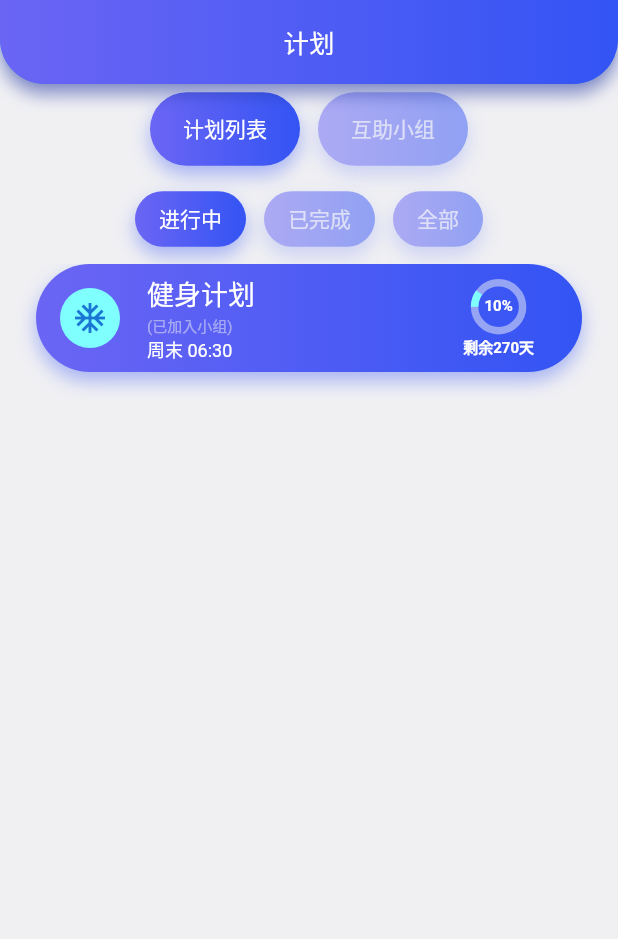
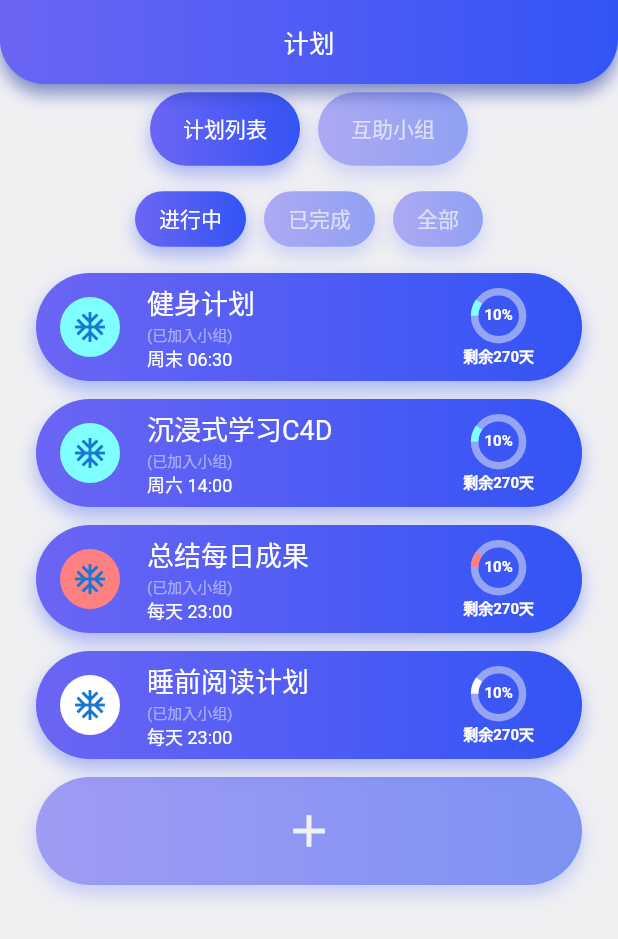
Before and after one commit to Exooool/Flutter-Track, a Flutter app: the ProjectPage screen opened directly, on a phone screen of 412 x 824 dp. Shown: the top 939 px of the screen. Run offline on Flutter 3.47's test engine with Material 2 defaults, Android fonts, the phone set to English and light mode, and no system bars; drawn by our look-alikes of percent_indicator; our stand-ins replace flutter_neumorphic, image_picker, toggle_switch; missing offline and left inert: dart:ffi, flutter_picker.

Commit message:
2/23代码进度提交(添加计划的代码进度快要完成)

```diff
--- a/lib/assets/test.dart
+++ b/lib/assets/test.dart
@@ -91,4 +91,71 @@ var data = {
   }
 };
 
-var b = '{"title": "这是标题", "name": "123"}';
+var projectData = {
+  "project": [
+    {
+      "iconInfo": {"icon": "Icons.person", "color": "fColor7"},
+      "projectId": "001",
+      "projectTtile": "健身计划",
+      "userId": "001",
+      "endTime": "2022/6/10",
+      "isJoin": true,
+      "stageList": [
+        {
+          "content": "进行减脂运动",
+          "endTime": "2022/4/10",
+          "frequency": "",
+          "reminderTime": "周末 06:30",
+        }
+      ]
+    },
+    {
+      "iconInfo": {"icon": "Icons.person", "color": "fColor7"},
+      "projectId": "001",
+      "projectTtile": "沉浸式学习C4D",
+      "userId": "001",
+      "endTime": "2022/6/10",
+      "isJoin": true,
+      "stageList": [
+        {
+          "content": "练习人物建模",
+          "endTime": "2022/4/10",
+          "frequency": "",
+          "reminderTime": "周六 14:00",
+        }
+      ]
+    },
+    {
+      "iconInfo": {"icon": "Icons.person", "color": "fColor1"},
+      "projectId": "001",
+      "projectTtile": "总结每日成果",
+      "userId": "001",
+      "endTime": "2022/6/10",
+      "isJoin": false,
+      "stageList": [
+        {
+          "content": "去完成当天课程的学习成果总结",
+          "endTime": "2022/4/10",
+          "frequency": "每天",
+          "reminderTime": "每天 23:00",
+        }
+      ]
+    },
+    {
+      "iconInfo": {"icon": "Icons.person", "color": "fColor14"},
+      "projectId": "001",
+      "projectTtile": "睡前阅读计划",
+      "userId": "001",
+      "endTime": "2022/6/10",
+      "isJoin": true,
+      "stageList": [
+        {
+          "content": "去完成当天课程的学习成果总结",
+          "endTime": "2022/4/10",
+          "frequency": "每天",
+          "reminderTime": "每天 23:00",
+        }
+      ]
+    }
+  ]
+};
--- a/lib/main.dart
+++ b/lib/main.dart
@@ -4,6 +4,7 @@
 import './pages/home_menu.dart';
 import 'pages/log/verify.dart';
 import 'pages/log/fill_userinfo.dart';
+import './pages/project/add_project.dart';
 
 void main() {
   runApp(const MyApp());
@@ -19,12 +20,13 @@
       // 去除debug标签
       debugShowCheckedModeBanner: false,
       theme: theme,
-      initialRoute: '/home',
+      initialRoute: '/add_project',
       routes: {
         '/log': (context) => const RegPageAndLogPage(),
         '/home': (context) => HomeMenu(),
         '/verify': (context) => VerifyPage(),
         '/fill_userinfo': (context) => const FillUserInfoPage(),
+        '/add_project': (context) => AddProject(),
       },
       // home: HomeMenu(),
     );
--- a/lib/model/project_model.dart
+++ b/lib/model/project_model.dart
@@ -0,0 +1,48 @@
+import 'dart:ffi';
+
+import 'package:flutter/cupertino.dart';
+
+class Project {
+  late IconInfo iconInfo;
+  late String projectId;
+  late String userId;
+  late String projectTtile;
+  late String endTime;
+  late List<Stage> stageList;
+  late bool isJoin;
+  Project.fromMap(Map<String, dynamic> json) {
+    iconInfo = IconInfo.fromMap(json['iconInfo']);
+    projectId = json['projectId'];
+    userId = json['userId'];
+    projectTtile = json['projectTtile'];
+    endTime = json['endTime'];
+    isJoin = json['isJoin'];
+    stageList = (json['stageList'] as List<dynamic>).map((item) {
+      return Stage.fromMap(item);
+    }).toList();
+  }
+}
+
+class IconInfo {
+  late String icon;
+  late String color;
+  IconInfo.fromMap(Map<String, dynamic> json) {
+    icon = json['icon'];
+    color = json['color'];
+  }
+}
+
+class Stage {
+  late String content;
+  late String endTime;
+  // 完成频率
+  late String frequency;
+  // 提醒时间
+  late String reminderTime;
+  Stage.fromMap(Map<String, dynamic> json) {
+    content = json['content'];
+    endTime = json['endTime'];
+    frequency = json['frequency'];
+    reminderTime = json['reminderTime'];
+  }
+}
--- a/lib/pages/components/custom_appbar.dart
+++ b/lib/pages/components/custom_appbar.dart
@@ -25,14 +25,26 @@ var discoverTitle = const SizedBox(
 );
 
 class CustomAppbar extends AppBar {
-  CustomAppbar(String page, {Key? key, String title = '', Widget? leading})
+  CustomAppbar(String page,
+      {Key? key, String title = '', Widget? leading, Widget? ending})
       : super(
           key: key,
           // 去除阴影
           // elevation: 0,
-          leading: Center(
-            child: leading,
+          leading: Padding(
+            padding: const EdgeInsets.only(left: 26),
+            child: Center(
+              child: leading,
+            ),
           ),
+          actions: [
+            Padding(
+              padding: const EdgeInsets.only(right: 26),
+              child: Center(
+                child: ending,
+              ),
+            ),
+          ],
           // 设置appbar底部左右圆角边框
           shape: const RoundedRectangleBorder(
               side: BorderSide.none,
--- a/lib/pages/log/userinfo_form/userinfo_form.dart
+++ b/lib/pages/log/userinfo_form/userinfo_form.dart
@@ -78,6 +78,7 @@ class _BasicInfoState extends State<BasicInfo> {
     );
   }
 
+  // 获取照片
   _getImage() async {
     //选择相册
     final pickerImages = await _picker.pickImage(source: ImageSource.gallery);
--- a/lib/pages/project.dart
+++ b/lib/pages/project.dart
@@ -1,7 +1,13 @@
+import 'dart:convert';
+
 import 'package:percent_indicator/percent_indicator.dart';
 
 import 'package:flutter/material.dart';
 import 'components/custom_appbar.dart';
+import 'package:flutter_track/model/project_model.dart';
+
+// 测试数据
+import 'package:flutter_track/assets/test.dart';
 
 class ProjectPage extends StatefulWidget {
   ProjectPage({Key? key}) : super(key: key);
@@ -52,9 +58,10 @@ class _ProjectPageState extends State<ProjectPage>
   }
 
   // 计划卡片
-  Widget _projectCard(IconData icon, String title, String time) {
+  Widget _projectCard(Project e) {
     return Container(
       height: 72,
+      margin: const EdgeInsets.only(top: 6, bottom: 6),
       padding: const EdgeInsets.only(left: 16, right: 32),
       decoration: const BoxDecoration(
           boxShadow: [
@@ -80,8 +87,8 @@ class _ProjectPageState extends State<ProjectPage>
             children: <Widget>[
               // 头像
               CircleAvatar(
-                backgroundColor: const Color.fromRGBO(128, 255, 255, 1),
-                child: Icon(icon),
+                backgroundColor: tfColor[e.iconInfo.color],
+                child: const Icon(Icons.ac_unit),
               ),
               // 计划信息
               Padding(
@@ -91,7 +98,7 @@ class _ProjectPageState extends State<ProjectPage>
                   crossAxisAlignment: CrossAxisAlignment.start,
                   children: <Widget>[
                     Text(
-                      title,
+                      e.projectTtile,
                       style: const TextStyle(fontSize: 18, color: Colors.white),
                     ),
                     const Text('(已加入小组)',
@@ -99,7 +106,7 @@ class _ProjectPageState extends State<ProjectPage>
                             fontSize: 10,
                             color: Color.fromRGBO(240, 242, 243, 0.5))),
                     Text(
-                      time,
+                      e.stageList[0].reminderTime,
                       style: const TextStyle(fontSize: 12, color: Colors.white),
                     )
                   ],
@@ -122,7 +129,7 @@ class _ProjectPageState extends State<ProjectPage>
                 ),
               ),
               startAngle: 270.0,
-              progressColor: const Color.fromRGBO(128, 255, 255, 1),
+              progressColor: tfColor[e.iconInfo.color],
               backgroundColor: const Color.fromRGBO(240, 242, 243, 0.5),
               footer: const Text(
                 '剩余270天',
@@ -136,6 +143,71 @@ class _ProjectPageState extends State<ProjectPage>
         ],
       ),
     );
+  }
+
+  // 颜色对应
+  Map<String, Color> tfColor = const {
+    "fColor1": Color.fromRGBO(255, 128, 128, 1),
+    "fColor2": Color.fromRGBO(255, 191, 128, 1),
+    "fColor3": Color.fromRGBO(255, 255, 128, 1),
+    "fColor4": Color.fromRGBO(191, 255, 128, 1),
+    "fColor5": Color.fromRGBO(128, 255, 128, 1),
+    "fColor6": Color.fromRGBO(128, 255, 191, 1),
+    "fColor7": Color.fromRGBO(128, 255, 255, 1),
+    "fColor8": Color.fromRGBO(128, 191, 255, 1),
+    "fColor9": Color.fromRGBO(128, 128, 255, 1),
+    "fColor10": Color.fromRGBO(191, 128, 255, 1),
+    "fColor11": Color.fromRGBO(255, 128, 255, 1),
+    "fColor12": Color.fromRGBO(255, 128, 191, 1),
+    "fColor13": Color.fromRGBO(0, 0, 0, 1),
+    "fColor14": Color.fromRGBO(255, 255, 255, 1),
+  };
+
+  // 添加按钮
+  Widget projectAddButton() {
+    return Opacity(
+        opacity: 0.6,
+        child: Container(
+            height: 72,
+            margin: const EdgeInsets.only(top: 6, bottom: 6),
+            decoration: const BoxDecoration(
+                boxShadow: [
+                  BoxShadow(
+                    color: Color.fromRGBO(56, 86, 244, 0.4), // 阴影的颜色
+                    offset: Offset(0, 6), // 阴影与容器的距离
+                    blurRadius: 10, // 高斯的标准偏差与盒子的形状卷积。
+                    spreadRadius: 0, // 在应用模糊之前，框应该膨胀的量。
+                  ),
+                ],
+                borderRadius: BorderRadius.all(Radius.circular(60)),
+                gradient: LinearGradient(
+                    begin: Alignment.centerLeft,
+                    end: Alignment.centerRight,
+                    colors: [
+                      Color.fromRGBO(107, 101, 244, 1),
+                      Color.fromRGBO(51, 84, 244, 1)
+                    ])),
+            child: InkWell(
+              onTap: () {
+                Navigator.pushNamed(context, '/add_project');
+              },
+              child: const Icon(
+                Icons.add,
+                color: Color.fromRGBO(240, 242, 243, 1),
+                size: 36,
+              ),
+            )));
+  }
+
+  // 获取计划
+  List<Widget> _getProject() {
+    List<Widget> list = [];
+    var l = projectData['project'] as List<dynamic>;
+    list = l.map((e) {
+      return _projectCard(Project.fromMap(e));
+    }).toList();
+    list.add(projectAddButton());
+    return list;
   }
 
   @override
@@ -223,11 +295,9 @@ class _ProjectPageState extends State<ProjectPage>
                             controller: _tabInteriorController,
                             children: <Widget>[
                           ListView(
-                            padding: const EdgeInsets.only(left: 24, right: 24),
-                            children: <Widget>[
-                              _projectCard(
-                                  Icons.ac_unit_outlined, '健身计划', '周末 06:30')
-                            ],
+                            padding: const EdgeInsets.only(
+                                left: 24, right: 24, bottom: 100),
+                            children: _getProject(),
                           ),
                           const Text('2'),
                           const Text('2')
--- a/pubspec.yaml
+++ b/pubspec.yaml
@@ -37,6 +37,12 @@ dependencies:
   get: ^4.6.1
   # 进度条组件
   percent_indicator: ^4.0.0
+  # 选择器组件
+  flutter_picker: ^2.0.3
+  # 开关组件
+  toggle_switch: ^1.4.0
+  # checkbox
+  group_button: ^4.5.0
 
   # The following adds the Cupertino Icons font to your application.
   # Use with the CupertinoIcons class for iOS style icons.
```
Also changed, not shown: lib/pages/components/lineargradient_text.dart (added, +37 -0 lines), lib/pages/project/add_project.dart (added, +298 -0 lines), lib/pages/project/component/form_datetime_picker.dart (added, +128 -0 lines), lib/pages/project/component/picker_week_row.dart (added, +38 -0 lines), lib/model/user.model.dart (added), pubspec.lock.
